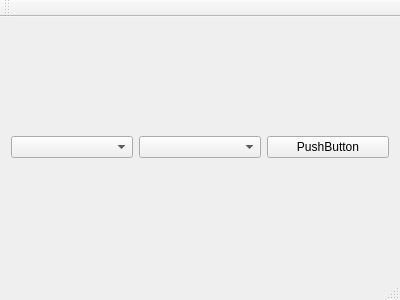
bastibe/Speqtrogram, file mainwindow.ui: the form before one commit.
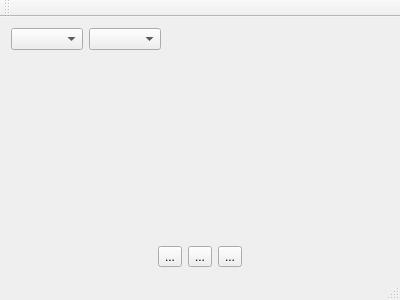
The form after the commit. Icons and pictures are not drawn.

Commit message:
Updated UI and added File Open Dialogue.
Prepared basic GUI layout with File->Open dialogue and RW/Play/FF buttons.
Prepared File->Open functionality.

What changed in the file:
```diff
--- a/mainwindow.ui
+++ b/mainwindow.ui
@@ -14,19 +14,101 @@
    <string>MainWindow</string>
   </property>
   <widget class="QWidget" name="centralWidget">
-   <layout class="QHBoxLayout" name="horizontalLayout">
+   <layout class="QVBoxLayout" name="verticalLayout">
     <item>
-     <widget class="QComboBox" name="hostApiList"/>
+     <layout class="QHBoxLayout" name="horizontalLayout">
+      <item>
+       <widget class="QComboBox" name="hostApiList"/>
+      </item>
+      <item>
+       <widget class="QComboBox" name="deviceList"/>
+      </item>
+      <item>
+       <spacer name="horizontalSpacer_3">
+        <property name="orientation">
+         <enum>Qt::Horizontal</enum>
+        </property>
+        <property name="sizeHint" stdset="0">
+         <size>
+          <width>40</width>
+          <height>20</height>
+         </size>
+        </property>
+       </spacer>
+      </item>
+     </layout>
     </item>
     <item>
-     <widget class="QComboBox" name="deviceList"/>
+     <widget class="QWidget" name="waveformNavigator" native="true"/>
     </item>
     <item>
-     <widget class="QPushButton" name="pushme">
-      <property name="text">
-       <string>PushButton</string>
-      </property>
-     </widget>
+     <widget class="QWidget" name="spectrogram" native="true"/>
+    </item>
+    <item>
+     <widget class="QWidget" name="waveformZoom" native="true"/>
+    </item>
+    <item>
+     <layout class="QHBoxLayout" name="horizontalLayout_2">
+      <item>
+       <spacer name="horizontalSpacer">
+        <property name="orientation">
+         <enum>Qt::Horizontal</enum>
+        </property>
+        <property name="sizeHint" stdset="0">
+         <size>
+          <width>40</width>
+          <height>20</height>
+         </size>
+        </property>
+       </spacer>
+      </item>
+      <item>
+       <widget class="QToolButton" name="rewindButton">
+        <property name="text">
+         <string>...</string>
+        </property>
+        <property name="icon">
+         <iconset theme="QStyle::SP_MediaPlay"/>
+        </property>
+        <property name="shortcut">
+         <string>Left</string>
+        </property>
+       </widget>
+      </item>
+      <item>
+       <widget class="QToolButton" name="playButton">
+        <property name="text">
+         <string>...</string>
+        </property>
+        <property name="shortcut">
+         <string>Space</string>
+        </property>
+       </widget>
+      </item>
+      <item>
+       <widget class="QToolButton" name="fastForwardButton">
+        <property name="text">
+         <string>...</string>
+        </property>
+        <property name="shortcut">
+         <string>Right</string>
+        </property>
+       </widget>
+      </item>
+      <item>
+       <spacer name="horizontalSpacer_2">
+        <property name="orientation">
+         <enum>Qt::Horizontal</enum>
+        </property>
+        <property name="sizeHint" stdset="0">
+         <size>
+          <width>40</width>
+          <height>20</height>
+         </size>
+        </property>
+       </spacer>
+      </item>
+     </layout>
     </item>
    </layout>
   </widget>
```
Left out of the diff: 2 changed lines with no effect on the pictures. The commit also changes 2 other files.
